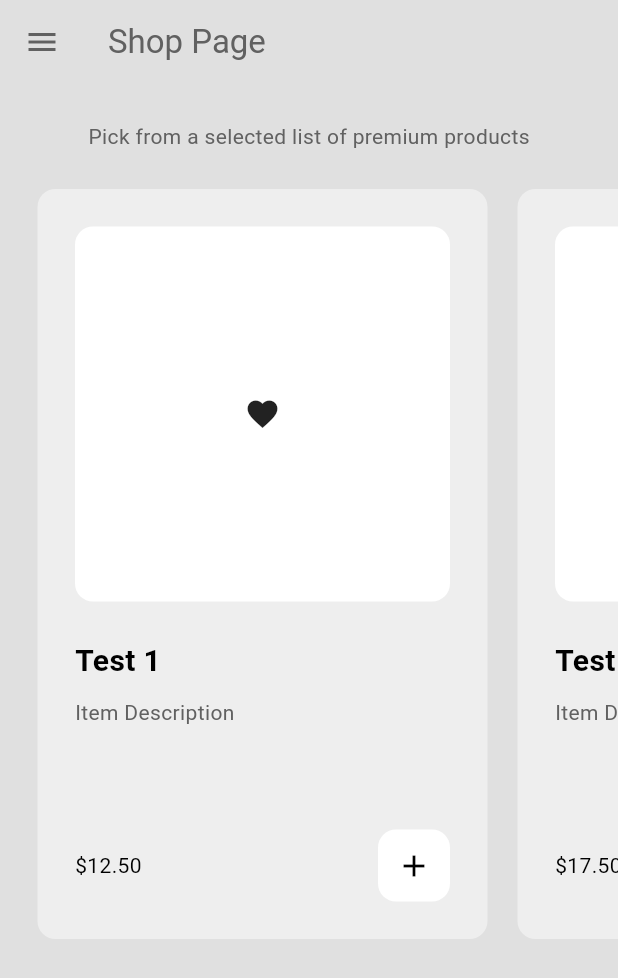
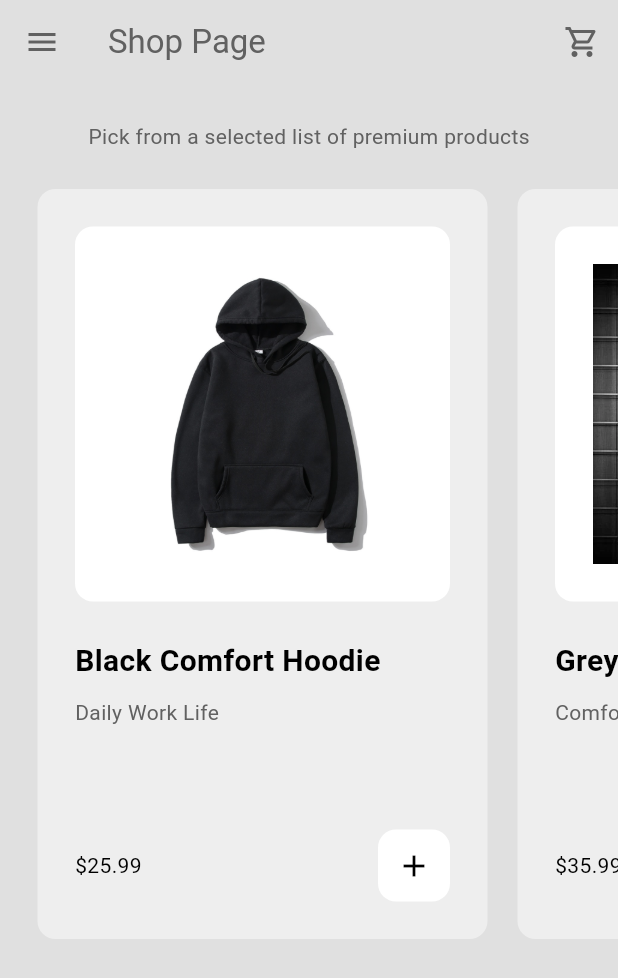
Before and after one commit to FahimSaki/Reindeers-Clothing, a Flutter app: the screen it shows after launch, after a tap on the "forward" icon, on a phone screen of 412 x 824 dp. Shown: the top 978 px of the screen. Run offline on Flutter 3.47's test engine with Material 3 defaults, Android fonts, the light colour scheme and no system bars.

Commit message:
Some allignment errors left

```diff
--- a/lib/components/my_product_tile.dart
+++ b/lib/components/my_product_tile.dart
@@ -22,7 +22,7 @@ class MyProductTile extends StatelessWidget {
           // cancel button
           MaterialButton(
             onPressed: () => Navigator.pop(context),
-            child: Text('Cancel'),
+            child: const Text('Cancel'),
           ),
 
           // yes button
@@ -34,7 +34,7 @@ class MyProductTile extends StatelessWidget {
               // add to cart
               context.read<Shop>().addToCartt(product);
             },
-            child: Text('Yes'),
+            child: const Text('Yes'),
           ),
         ],
       ),
@@ -68,7 +68,7 @@ class MyProductTile extends StatelessWidget {
                   ),
                   width: double.infinity,
                   padding: const EdgeInsets.all(25),
-                  child: const Icon(Icons.favorite),
+                  child: Image.asset(product.imagepath),
                 ),
               ),
 
--- a/lib/models/product.dart
+++ b/lib/models/product.dart
@@ -2,12 +2,12 @@ class Product {
   final String name;
   final double price;
   final String description;
-  // final String imagepath;
+  final String imagepath;
 
   Product({
     required this.name,
     required this.price,
     required this.description,
-    // required this.imagepath,
+    required this.imagepath,
   });
 }
--- a/lib/models/shop.dart
+++ b/lib/models/shop.dart
@@ -6,20 +6,30 @@ class Shop extends ChangeNotifier {
   final List<Product> _shop = [
     // test products list
     Product(
-      name: 'Test 1',
-      price: 12.50,
-      description: 'Item Description',
-    ),
+        name: 'Black Comfort Hoodie',
+        price: 25.99,
+        description: 'Daily Work Life',
+        imagepath: "assets/images/hoodie1.jpg"),
     Product(
-      name: 'Test 2',
-      price: 17.50,
-      description: 'Item Description',
-    ),
+        name: 'Grey Urban',
+        price: 35.99,
+        description: 'Comfortable, Stylish and Elegant',
+        imagepath: "assets/images/hoodie2.jpg"),
     Product(
-      name: 'Test 3',
-      price: 19.50,
-      description: 'Item Description',
-    ),
+        name: 'Street Ready',
+        price: 40.00,
+        description: 'Go out in Style',
+        imagepath: "assets/images/hoodie3.jpg"),
+    Product(
+        name: 'Gravity Black',
+        price: 9.99,
+        description: 'Stay warm in the snow',
+        imagepath: "assets/images/cap1.jpg"),
+    Product(
+        name: 'Prasine Green',
+        price: 7.25,
+        description: 'Cold hike between the trees',
+        imagepath: "assets/images/cap2.jpg"),
   ];
   // user cart
   List<Product> _cart = [];
--- a/lib/pages/intro_page.dart
+++ b/lib/pages/intro_page.dart
@@ -13,19 +13,15 @@ class IntroPage extends StatelessWidget {
           mainAxisAlignment: MainAxisAlignment.center,
           children: [
             // logo
-              Icon(
-                Icons.shopping_bag,
-                size: 72,
-                color: Theme.of(context).colorScheme.inversePrimary,
-              ),
+            Image.asset('assets/images/logo.png', width: 170, height: 170),
 
-              const SizedBox(height: 25),
+            const SizedBox(height: 5),
 
             // title
             const Text(
-                'Brand Clothing',
+              'Clothing',
               style: TextStyle(
-                  fontWeight: FontWeight.bold,
+                fontWeight: FontWeight.w500,
                 fontSize: 24,
               ),
             ),
@@ -45,10 +41,25 @@ class IntroPage extends StatelessWidget {
             // buttons
             MyButton(
               onTap: () => Navigator.pushNamed(context, '/shop_page'),
-                child: Icon(Icons.forward),
+              child: const Icon(Icons.forward),
+            ),
+
+            const Align(
+              alignment: Alignment.centerRight,
+              child: Padding(
+                padding: EdgeInsets.symmetric(horizontal: 30.0),
+                child: Text(
+                  '℗ by Fahim Saki',
+                  style: TextStyle(
+                    fontSize: 15,
+                    fontWeight: FontWeight.normal,
+                  ),
+                ),
+              ),
             ),
           ],
         ),
-        ));
+      ),
+    );
   }
 }
--- a/lib/pages/shop_page.dart
+++ b/lib/pages/shop_page.dart
@@ -18,6 +18,13 @@ class ShopPage extends StatelessWidget {
           elevation: 0,
           foregroundColor: Theme.of(context).colorScheme.inversePrimary,
           title: const Text('Shop Page'),
+          actions: [
+            // go to cart button
+            IconButton(
+              onPressed: () => Navigator.pushNamed(context, '/cart_page'),
+              icon: const Icon(Icons.shopping_cart_outlined),
+            ),
+          ],
         ),
         drawer: const MyDrawer(),
         body: ListView(
--- a/lib/splash_screen.dart
+++ b/lib/splash_screen.dart
@@ -19,7 +19,7 @@ class SplashScreen extends StatelessWidget {
     );
 
     return Scaffold(
-      backgroundColor: Colors.cyan[300],
+      backgroundColor: const Color.fromARGB(255, 215, 226, 227),
       body: Center(
         child: Column(
           mainAxisAlignment: MainAxisAlignment.center,
```
Also changed, not shown: lib/pages/cart_page.dart (+83 -1 lines), assets/images/cap1.jpg (added), assets/images/cap2.jpg (added), assets/images/hoodie1.jpg (added), assets/images/hoodie2.jpg (added), assets/images/hoodie3.jpg (added). Lines whose indentation alone changed are shown as unchanged.
